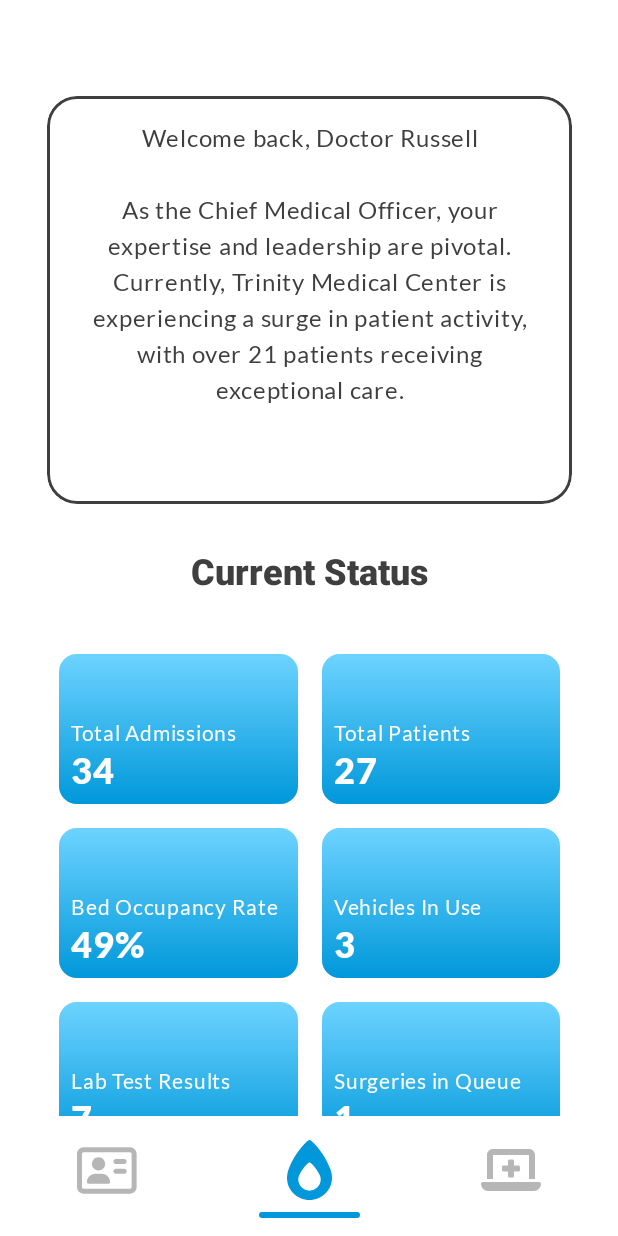
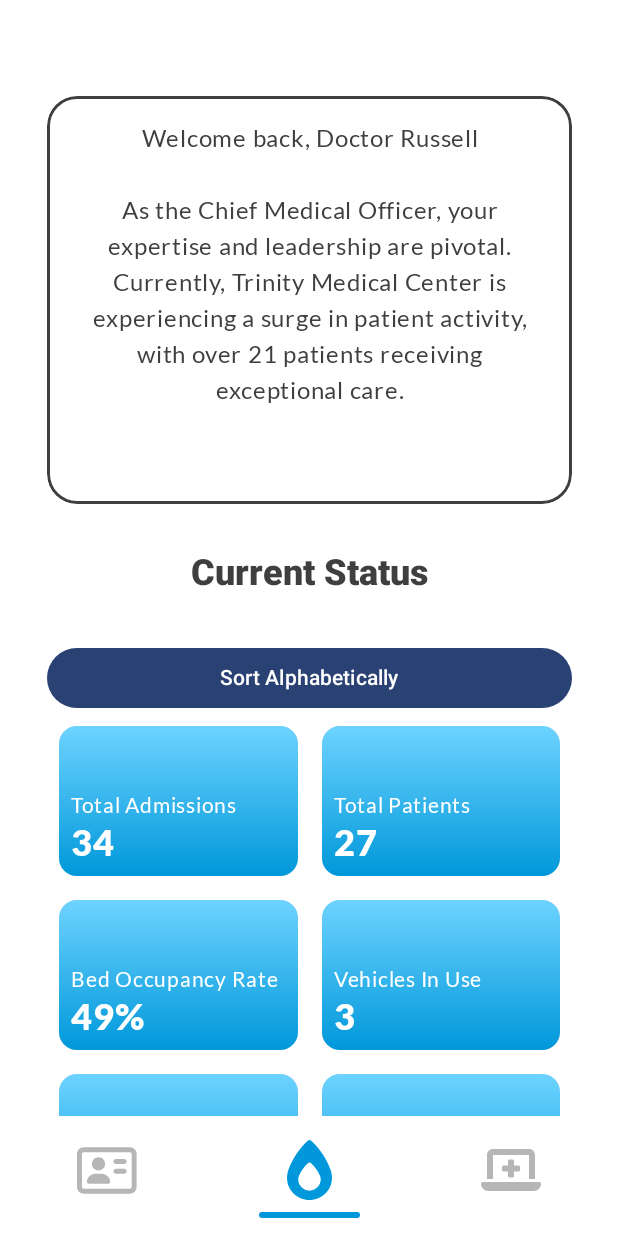
Before and after one commit to Cfoulcard/MediFlare, an Android app built with Jetpack Compose: the screen it shows after launch (HomeScreenActivity), after a tap on "Login", on a phone screen of 412 x 824 dp. Run offline under Robolectric (Android 15) with nearby library versions, the phone set to English and light mode, and no system bars.

Commit message:
Added way to sort list of items for dashboard

```diff
--- a/app/src/main/AndroidManifest.xml
+++ b/app/src/main/AndroidManifest.xml
@@ -3,6 +3,7 @@
     xmlns:tools="http://schemas.android.com/tools">
 
     <application
+        android:name="com.christianfoulcard.MediFlare"
         android:allowBackup="true"
         android:dataExtractionRules="@xml/data_extraction_rules"
         android:fullBackupContent="@xml/backup_rules"
--- /dev/null
+++ b/app/src/main/java/com/christianfoulcard/MediFlare.kt
@@ -0,0 +1,17 @@
+package com.christianfoulcard
+
+import android.app.Application
+import android.content.Context
+
+class MediFlare: Application() {
+
+    override fun onCreate() {
+        super.onCreate()
+        globalAppContext = applicationContext
+    }
+
+    companion object {
+        lateinit var globalAppContext: Context
+            private set
+    }
+}
--- /dev/null
+++ b/app/src/main/java/com/christianfoulcard/mediflare/models/StatusCardData.kt
@@ -0,0 +1,7 @@
+package com.christianfoulcard.mediflare.models
+
+data class StatusCardData(
+    val id: String,
+    val title: String,
+    val subtitle: String
+)
--- a/app/src/main/java/com/christianfoulcard/mediflare/ui/homeScreenFragments/DashboardFragmentContent.kt
+++ b/app/src/main/java/com/christianfoulcard/mediflare/ui/homeScreenFragments/DashboardFragmentContent.kt
@@ -24,6 +24,7 @@ import androidx.compose.runtime.Composable
 import androidx.compose.runtime.getValue
 import androidx.compose.runtime.mutableStateOf
 import androidx.compose.runtime.remember
+import androidx.compose.runtime.setValue
 import androidx.compose.ui.Alignment
 import androidx.compose.ui.Modifier
 import androidx.compose.ui.draw.clip
@@ -59,7 +60,7 @@ fun DashboardFragmentContent() {
                 Spacer(Modifier.padding(16.dp))
                 FragmentTitle(stringResource(id = R.string.current_status), Modifier.fillMaxWidth())
                 Spacer(Modifier.padding(16.dp))
-                StatusCardGrid()
+                StatusCardGrid(viewModel)
             }
         }
     }
@@ -93,59 +94,37 @@ fun WelcomeCard(modifier: Modifier = Modifier) {
 }
 
 @Composable
-fun StatusCardGrid() {
+fun StatusCardGrid(viewModel: DashboardViewModel) {
 
-    val statusCards by remember { mutableStateOf(listOf("1", "2", "3", "4", "5", "6", "7", "8", "9", "10", "11", "12")) }
+    var isSorted by remember { mutableStateOf(false) }
+
+    Button(onClick = {
+        if (isSorted) {
+            viewModel.resetStatusCards()
+        } else {
+            viewModel.sortStatusCards()
+        }
+        isSorted = !isSorted
+    },
+        modifier = Modifier.fillMaxWidth()) {
+        Text(text = if (isSorted) stringResource(R.string.unsort) else stringResource(R.string.sort_alphabetically))
+    }
+
+    val sortedCards = if (isSorted) {
+        viewModel.statusCards.value.sortedBy { card -> card.title }
+    } else {
+        viewModel.statusCards.value
+    }
 
     LazyVerticalGrid(
         columns = GridCells.Adaptive(160.dp),
         modifier = Modifier.padding(horizontal = 0.dp),
     ) {
 
-        items(statusCards) { item ->
-            when (item) {
-                "1" -> {
-                    StatusCard(stringResource(R.string.total_admissions),"34")
-                }
-                "2" -> {
-                    StatusCard(stringResource(R.string.total_patients),"27")
-              }
-                "3" -> {
-                    StatusCard(stringResource(R.string.bed_occupancy_rate),"49%")
-                }
-                "4" -> {
-                    StatusCard(stringResource(R.string.vehicles_in_use),"3")
-                }
-                "5" -> {
-                    StatusCard(stringResource(R.string.lab_test_results),"7")
-                }
-                "6" -> {
-                    StatusCard(stringResource(R.string.surgeries_in_queue),"1")
-                }
-                "7" -> {
-                    StatusCard(stringResource(R.string.average_waiting_time),"5 mins")
-                }
-                "8" -> {
-                    StatusCard(stringResource(R.string.pss),"9")
-                }
-                "9" -> {
-                    StatusCard(stringResource(R.string.rx_comp_rate),"67%")
-                }
-                "10" -> {
-                    StatusCard(stringResource(R.string.staff_patient_ratio),"3:1")
-                }
-                "11" -> {
-                    StatusCard(stringResource(R.string.diagnosis_ar),"95%")
-                }
-                "12" -> {
-                    StatusCard(stringResource(R.string.rx_error_rate),"5%")
-                }
-                else -> {
+        items(sortedCards) { item ->
+            StatusCard(item.title, item.subtitle)
+        }
 
-                }
-            }
-
-        }
     }
 }
 
--- a/app/src/main/java/com/christianfoulcard/mediflare/ui/viewmodels/DashboardViewModel.kt
+++ b/app/src/main/java/com/christianfoulcard/mediflare/ui/viewmodels/DashboardViewModel.kt
@@ -1,18 +1,45 @@
 package com.christianfoulcard.mediflare.ui.viewmodels
 
+import androidx.compose.runtime.State
 import androidx.compose.runtime.getValue
 import androidx.compose.runtime.mutableIntStateOf
 import androidx.compose.runtime.mutableStateOf
 import androidx.compose.runtime.setValue
+import androidx.compose.ui.res.stringResource
 import androidx.lifecycle.ViewModel
+import com.christianfoulcard.MediFlare.Companion.globalAppContext
+import com.christianfoulcard.mediflare.R
+import com.christianfoulcard.mediflare.models.StatusCardData
+import com.christianfoulcard.mediflare.ui.homeScreenFragments.StatusCard
 
 
-    class DashboardViewModel : ViewModel() {
+class DashboardViewModel() : ViewModel() {
 
-        var count by mutableIntStateOf(0)
-            private set
+        /** Initializes the card list */
+        private val initialStatusCards = listOf(
+            StatusCardData("1", globalAppContext.getString(R.string.total_admissions), "34"),
+             StatusCardData("2", globalAppContext.getString(R.string.total_patients),"27"),
+             StatusCardData("3", globalAppContext.getString(R.string.bed_occupancy_rate),"49%"),
+             StatusCardData("4", globalAppContext.getString(R.string.vehicles_in_use),"3"),
+             StatusCardData("5", globalAppContext.getString(R.string.lab_test_results),"7"),
+             StatusCardData("6", globalAppContext.getString(R.string.surgeries_in_queue),"1"),
+             StatusCardData("7", globalAppContext.getString(R.string.average_waiting_time),"5 mins"),
+             StatusCardData("8", globalAppContext.getString(R.string.pss),"9"),
+             StatusCardData("9", globalAppContext.getString(R.string.rx_comp_rate),"67%"),
+             StatusCardData("10", globalAppContext.getString(R.string.staff_patient_ratio),"3:1"),
+             StatusCardData("11", globalAppContext.getString(R.string.diagnosis_ar),"95%"),
+             StatusCardData("12", globalAppContext.getString(R.string.rx_error_rate),"5%"),
+        )
 
-        fun incrementCount() {
-            count++
-        }
+    private val _statusCards = mutableStateOf(initialStatusCards)
+    val statusCards: State<List<StatusCardData>> = _statusCards
+
+    fun sortStatusCards() {
+        _statusCards.value = _statusCards.value.sortedBy { it.id }
     }
+
+    fun resetStatusCards() {
+        _statusCards.value = initialStatusCards
+    }
+
+    }
--- a/app/src/main/res/values/strings.xml
+++ b/app/src/main/res/values/strings.xml
@@ -16,4 +16,6 @@
     <string name="diagnosis_ar">Diagnosis AR</string>
     <string name="rx_error_rate">RX Error Rate</string>
     <string name="current_status">Current Status</string>
+    <string name="unsort">Unsort</string>
+    <string name="sort_alphabetically">Sort Alphabetically</string>
 </resources>
```
